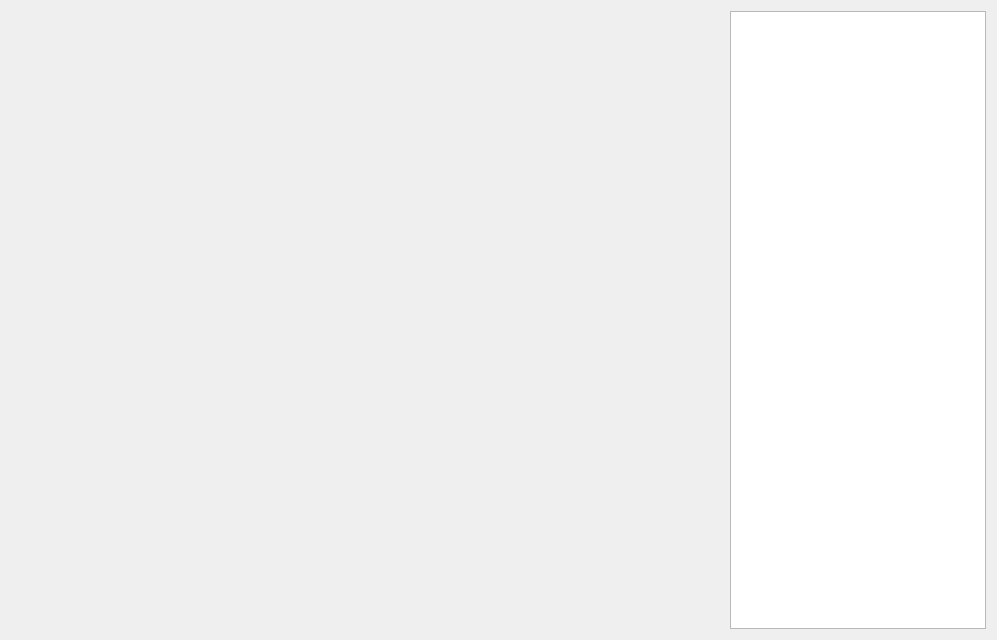
This is src/view/core/Tabs/CommonSpectrumTabWidget.ui in nevaeh82/arm_r as Qt 5 draws it before an edit. The edited form follows.
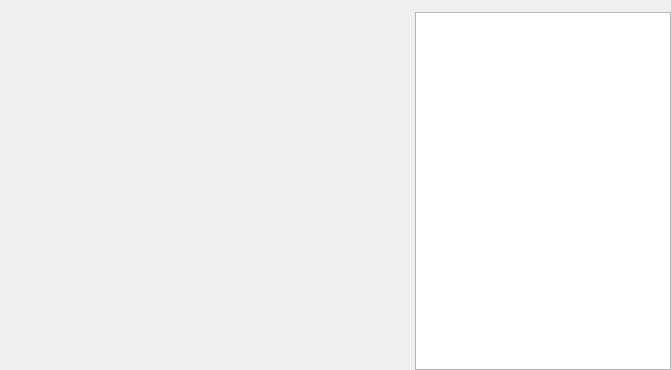
This is the edited form. Custom widgets are drawn as their Qt base class.

```diff
--- a/src/view/core/Tabs/CommonSpectrumTabWidget.ui
+++ b/src/view/core/Tabs/CommonSpectrumTabWidget.ui
@@ -6,14 +6,26 @@
    <rect>
     <x>0</x>
     <y>0</y>
-    <width>997</width>
-    <height>640</height>
+    <width>671</width>
+    <height>370</height>
    </rect>
   </property>
   <property name="windowTitle">
    <string>Form</string>
   </property>
   <layout class="QGridLayout" name="gridLayout">
+   <property name="leftMargin">
+    <number>0</number>
+   </property>
+   <property name="topMargin">
+    <number>0</number>
+   </property>
+   <property name="rightMargin">
+    <number>0</number>
+   </property>
+   <property name="bottomMargin">
+    <number>0</number>
+   </property>
    <item row="1" column="2">
     <widget class="QTreeView" name="settingsTreeView">
      <property name="sizePolicy">
@@ -25,7 +37,20 @@
     </widget>
    </item>
    <item row="0" column="0" colspan="3">
-    <layout class="QHBoxLayout" name="cpLayout"/>
+    <layout class="QHBoxLayout" name="cpLayout">
+     <property name="leftMargin">
+      <number>6</number>
+     </property>
+     <property name="topMargin">
+      <number>6</number>
+     </property>
+     <property name="rightMargin">
+      <number>6</number>
+     </property>
+     <property name="bottomMargin">
+      <number>6</number>
+     </property>
+    </layout>
    </item>
    <item row="1" column="0">
     <widget class="QScrollArea" name="scrollArea">
@@ -43,14 +68,23 @@
        <rect>
         <x>0</x>
         <y>0</y>
-        <width>511</width>
-        <height>614</height>
+        <width>203</width>
+        <height>352</height>
        </rect>
       </property>
+      <property name="sizePolicy">
+       <sizepolicy hsizetype="Preferred" vsizetype="Preferred">
+        <horstretch>0</horstretch>
+        <verstretch>0</verstretch>
+       </sizepolicy>
+      </property>
       <property name="styleSheet">
        <string notr="true"/>
       </property>
       <layout class="QVBoxLayout" name="spectumWidgetsContainer">
+       <property name="sizeConstraint">
+        <enum>QLayout::SetDefaultConstraint</enum>
+       </property>
        <property name="leftMargin">
         <number>0</number>
        </property>
@@ -70,7 +104,7 @@
    <item row="1" column="1">
     <widget class="CorrelationGroupColumnWidget" name="correlationsGroupWidget" native="true">
      <property name="sizePolicy">
-      <sizepolicy hsizetype="Preferred" vsizetype="Expanding">
+      <sizepolicy hsizetype="Preferred" vsizetype="Preferred">
        <horstretch>0</horstretch>
        <verstretch>0</verstretch>
       </sizepolicy>
@@ -83,7 +117,7 @@
      </property>
      <property name="maximumSize">
       <size>
-       <width>250</width>
+       <width>200</width>
        <height>16777215</height>
       </size>
      </property>
```
